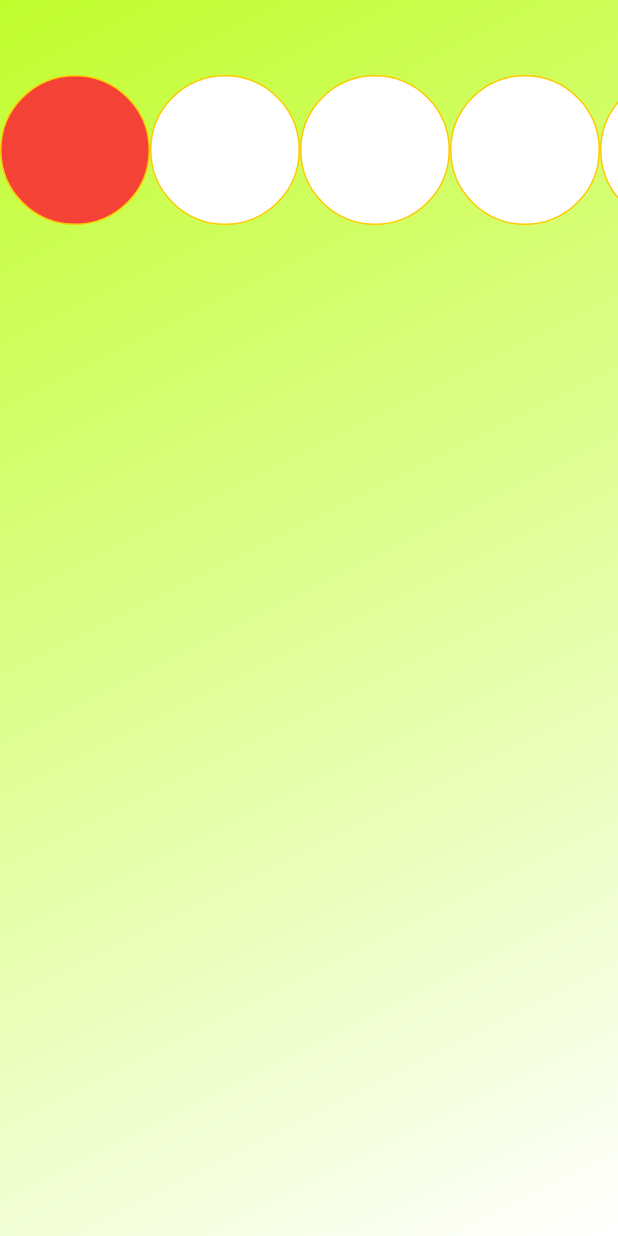
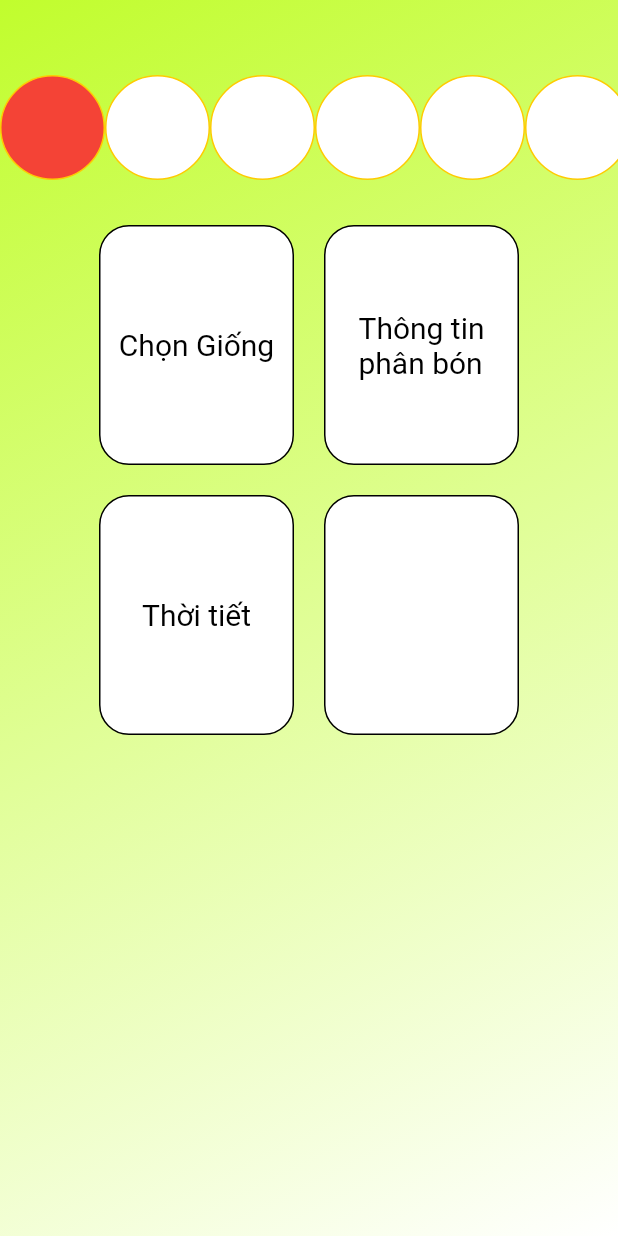
Before and after one commit to trughieu/plant_process, a Flutter app: the Body screen opened directly, on a phone screen of 412 x 824 dp. Run offline on Flutter 3.47's test engine with Material 2 defaults, Android fonts, the phone set to English and light mode, and no system bars.

Commit message:
init commit

```diff
--- a/lib/HomePage/components/body.dart
+++ b/lib/HomePage/components/body.dart
@@ -13,8 +13,6 @@ class _BodyState extends State<Body> {
     return Scaffold(
       body: SafeArea(
         child: Container(
-          width: MediaQuery.of(context).size.width,
-          height: MediaQuery.of(context).size.height,
           decoration: const BoxDecoration(
             gradient: LinearGradient(
               begin: Alignment.topLeft,
@@ -25,86 +23,95 @@ class _BodyState extends State<Body> {
               ],
             ),
           ),
-          child: Column(
+          child: Stack(
+            children: [
+              Column(
                 children: [
                   Container(
                     width: MediaQuery.of(context).size.width,
-                height: 100,
+                    height: 70,
                     margin: const EdgeInsets.only(top: 50),
                     child: ListView(
                       scrollDirection: Axis.horizontal,
                       children: [
-
                         SizedBox(
                             child: Container(
-                      height: 100,
-                      width: 100,
+                          height: 70,
+                          width: 70,
                           decoration: BoxDecoration(
-                          border: Border.all(color: const Color(0xfffecb02)),
+                              border:
+                                  Border.all(color: const Color(0xfffecb02)),
                               color: Colors.red,
                               borderRadius: BorderRadius.circular(100)),
                         )),
                         SizedBox(
                             child: Container(
-                      height: 100,
-                      width: 100,
+                          height: 70,
+                          width: 70,
                           decoration: BoxDecoration(
-                          border: Border.all(color: const Color(0xfffecb02)),
+                              border:
+                                  Border.all(color: const Color(0xfffecb02)),
                               color: Colors.white,
                               borderRadius: BorderRadius.circular(200)),
                         )),
                         SizedBox(
                             child: Container(
-                      height: 100,
-                      width: 100,
+                          height: 70,
+                          width: 70,
                           decoration: BoxDecoration(
-                          border: Border.all(color: const Color(0xfffecb02)),
+                              border:
+                                  Border.all(color: const Color(0xfffecb02)),
                               color: Colors.white,
                               borderRadius: BorderRadius.circular(200)),
                         )),
                         SizedBox(
                           child: Container(
-                        height: 100,
-                        width: 100,
+                            height: 70,
+                            width: 70,
                             decoration: BoxDecoration(
-                            border: Border.all(color: const Color(0xfffecb02)),
+                                border:
+                                    Border.all(color: const Color(0xfffecb02)),
                                 color: Colors.white,
                                 borderRadius: BorderRadius.circular(100)),
                           ),
                         ),
                         SizedBox(
                             child: Container(
-                      height: 50,
-                      width: 100,
+                          height: 70,
+                          width: 70,
                           decoration: BoxDecoration(
-                          border: Border.all(color: const Color(0xfffecb02)),
+                              border:
+                                  Border.all(color: const Color(0xfffecb02)),
                               color: Colors.white,
                               borderRadius: BorderRadius.circular(100)),
                         )),
                         SizedBox(
                             child: Container(
-                      height: 100,
-                      width: 100,
+                          height: 70,
+                          width: 70,
                           decoration: BoxDecoration(
-                          border: Border.all(color: const Color(0xfffecb02)),
+                              border:
+                                  Border.all(color: const Color(0xfffecb02)),
                               color: Colors.white,
                               borderRadius: BorderRadius.circular(200)),
                         )),
                         SizedBox(
                             child: Container(
-                      height: 100,
-                      width: 100,
+                          height: 70,
+                          width: 70,
                           decoration: BoxDecoration(
-                          border: Border.all(color: const Color(0xfffecb02)),
+                              border:
+                                  Border.all(color: const Color(0xfffecb02)),
                               color: Colors.black,
                               borderRadius: BorderRadius.circular(200)),
                         )),
                         SizedBox(
                           child: Container(
-                        height: 100,
-                        width: 100,
+                            height: 70,
+                            width: 70,
                             decoration: BoxDecoration(
-                            border: Border.all(color: const Color(0xfffecb02)),
+                                border:
+                                    Border.all(color: const Color(0xfffecb02)),
                                 color: Colors.white,
                                 borderRadius: BorderRadius.circular(100)),
                           ),
@@ -112,85 +119,100 @@ class _BodyState extends State<Body> {
                       ],
                     ),
                   ),
-              // Row(
-              //   children: [
-              //
-              //
-              //
-              //   ],
-              // ),
-              // Row(children: [
-              //   Align(
-              //     child: Expanded(
-              //       child: Align(
-              //         alignment: Alignment.center,
-              //         child: Container(
-              //           color: Colors.red,
-              //           height: 150,
-              //           width: 100,
-              //         ),
-              //       ),
-              //     ),
-              //
-              //       child: Expanded(
-              //       child: Align(
-              //         alignment: Alignment.center,
-              //         child: Container(
-              //           color: Colors.blue,
-              //           height: 150,
-              //           width: 100,
-              //         ),
-              //       ),
-              //     ),
-              //   )
-              // ]),
-              // Row(
-              //   children: [
-              //     Expanded(
-              //       child: Align(
-              //         alignment: Alignment.center,
-              //         child: Container(
-              //           color: Colors.red,
-              //           height: 150,
-              //           width: 100,
-              //         ),
-              //       ),
-              //     ),
-              //     SizedBox(width: 5),
-              //     Expanded(
-              //       child: Align(
-              //         alignment: Alignment.center,
-              //         child: Container(
-              //           color: Colors.blue,
-              //           height: 150,
-              //           width: 100,
-              //         ),
-              //       ),
-              //     ),
-              //   ],
-              // ),
-              // Row(
-              //   children: [
-              //     Expanded(
-              //       child: Container(
-              //         color: Colors.black,
-              //         height: 100,
-              //         width: 50,
-              //       ),
-              //     ),
-              //     Expanded(
-              //       child: Container(
-              //         color: Colors.white,
-              //         height: 100,
-              //         width: 50,
-              //       ),
-              //     ),
-              //   ],
-              // )
+                  SizedBox(
+                    width: MediaQuery.of(context).size.width,
+                    child: Column(
+                      children: [
+                        Container(
+                          margin: const EdgeInsets.only(top: 20),
+                          child: Row(
+                            mainAxisAlignment: MainAxisAlignment.center,
+                            children: [
+                              SizedBox(
+                                height: 180,
+                                width: 150,
+                                child: Container(
+                                  margin: const EdgeInsets.all(10),
+                                  decoration: BoxDecoration(
+                                      border: Border.all(color: Colors.black),
+                                      borderRadius: BorderRadius.circular(20),
+                                      color: Colors.white),
+                                  child: const Center(
+                                    child: Text(
+                                      'Chọn Giống',
+                                      style: TextStyle(
+                                          fontSize: 20, color: Colors.black),
+                                    ),
+                                  ),
+                                ),
+                              ),
+                              SizedBox(
+                                height: 180,
+                                width: 150,
+                                child: Container(
+                                  margin: const EdgeInsets.all(10),
+                                  decoration: BoxDecoration(
+                                      border: Border.all(color: Colors.black),
+                                      borderRadius: BorderRadius.circular(20),
+                                      color: Colors.white),
+                                  child: const Center(
+                                    child: Text(
+                                      'Thông tin\nphân bón',
+                                      style: TextStyle(
+                                          fontSize: 20, color: Colors.black),
+                                    ),
+                                  ),
+                                ),
+                              ),
                             ],
                           ),
+                        ),
+                        Row(
+                          mainAxisAlignment: MainAxisAlignment.center,
+                          children: [
+                            SizedBox(
+                              height: 180,
+                              width: 150,
+                              child: Container(
+                                margin: const EdgeInsets.all(10),
+                                decoration: BoxDecoration(
+                                    border: Border.all(color: Colors.black),
+                                    borderRadius: BorderRadius.circular(20),
+                                    color: Colors.white),
+                                child: const Center(
+                                  child: Text(
+                                    'Thời tiết',
+                                    style: TextStyle(
+                                        fontSize: 20, color: Colors.black),
+                                  ),
+                                ),
+                              ),
+                            ),
+                            SizedBox(
+                              height: 180,
+                              width: 150,
+                              child: Container(
+                                margin: const EdgeInsets.all(10),
+                                decoration: BoxDecoration(
+                                  border: Border.all(color: Colors.black),
+                                  borderRadius: BorderRadius.circular(20),
+                                  color: Colors.white,
+                                ),
+                              ),
+                            )
+                          ],
+                        ),
+                      ],
+                    ),
+                  ),
+                ],
+              ),
+            ],
+          ),
+
         ),
       ),
     );
   }
 }
+//
--- a/lib/HomePage/homepage.dart
+++ b/lib/HomePage/homepage.dart
@@ -6,10 +6,23 @@ class HomePage extends StatelessWidget {
 
   static String routeName = "/homepage";
 
-
-
   @override
   Widget build(BuildContext context) {
-    return Body();
+    return Column(
+      children: [
+        Body(),
+        footerScreen(context)
+      ],
+    );
+
+  }
+
+//
+  Widget footerScreen(BuildContext context) {
+    return Container(
+      // width: 1,
+      // alignment: Alignment.bottomLeft,
+      // child: Image.asset("asset/images/tree.png"),
+    );
   }
 }
--- a/pubspec.yaml
+++ b/pubspec.yaml
@@ -58,6 +58,8 @@ flutter:
   # included with your application, so that you can use the icons in
   # the material Icons class.
   uses-material-design: true
+  assets:
+    - asset/images/
 
   # To add assets to your application, add an assets section, like this:
   # assets:
```
Also changed, not shown: asset/images/tree.png (added). Lines whose indentation alone changed are shown as unchanged.
